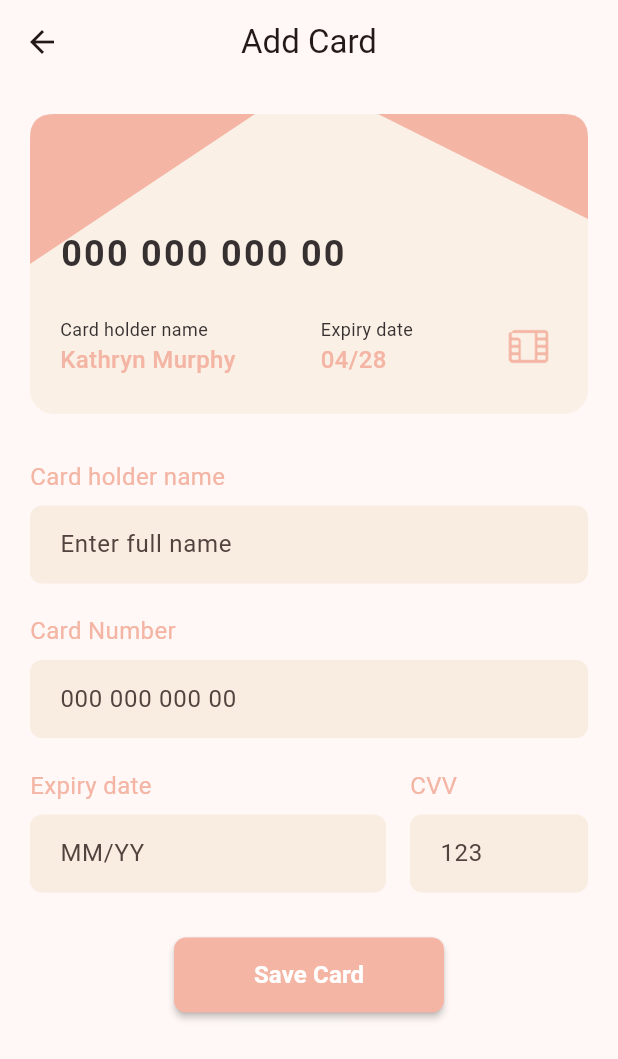
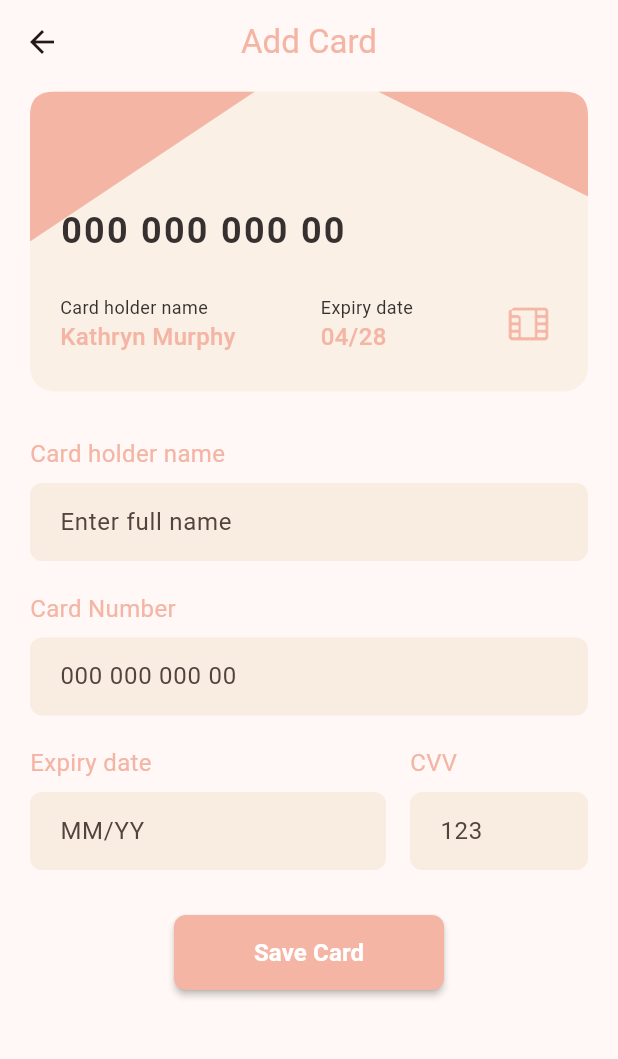
Before and after one commit to AhmedMonatah/Build-Profile-Screens, a Flutter app: the AddCardView screen opened by its route, on a phone screen of 412 x 824 dp. Shown: the top 1059 px of the screen. Run offline on Flutter 3.47's test engine with Material 3 defaults, Android fonts, the phone set to English and light mode, and no system bars; our stand-ins replace cloud_firestore, firebase_core, flutter_svg, get, hugeicons; accounts and stored records are empty.

Commit message:
update_add_card

```diff
--- a/lib/modules/profile/views/add_card_view.dart
+++ b/lib/modules/profile/views/add_card_view.dart
@@ -1,4 +1,6 @@
 import 'package:flutter/material.dart';
+import 'package:get/get_connect/http/src/utils/utils.dart';
+import 'package:profile_screens/core/app_colors.dart';
 import 'package:profile_screens/core/app_string.dart';
 import 'package:profile_screens/widgets/card_form.dart';
 import 'package:profile_screens/widgets/card_preview.dart';
@@ -10,12 +12,12 @@ class AddCardView extends StatelessWidget {
   Widget build(BuildContext context) {
     return Scaffold(
       appBar: AppBar(
-        title: const Text(AppStrings.addCardTitle),
+        title: const Text(AppStrings.addCardTitle,style: TextStyle(color: AppColors.salmon),),
         centerTitle: true,
         elevation: 0,
       ),
       body: SingleChildScrollView(
-        padding: const EdgeInsets.all(20),
+        padding: const EdgeInsets.only(top: 5, left: 20, right: 20),
         child: Column(
           children: const [
             CardPreview(),  // This contains its own Obx for reactive variables
```
